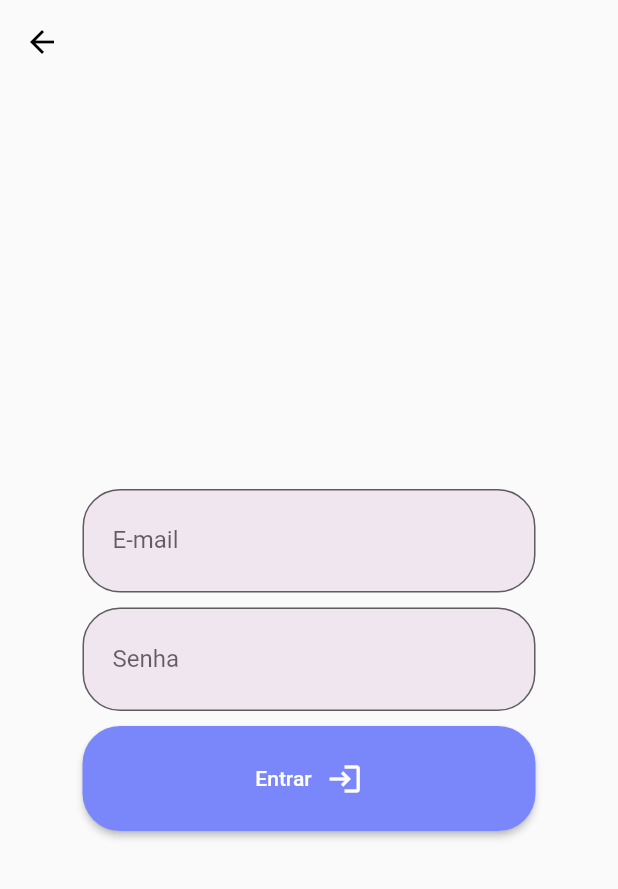
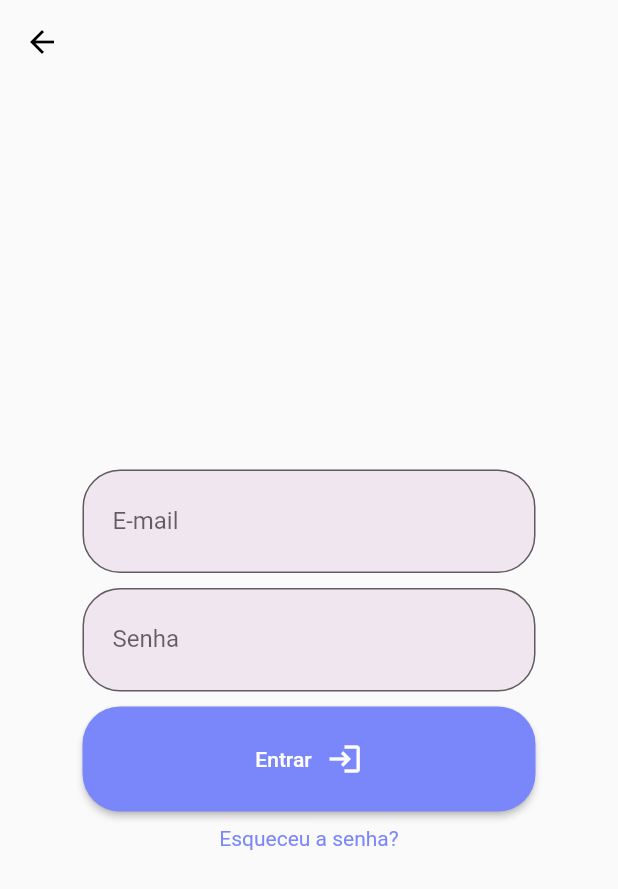
Before and after one commit to NatanBatista/syncrolife, a Flutter app: the screen it shows after launch, after a tap on "Fazer Login", on a phone screen of 412 x 824 dp. Shown: the top 889 px of the screen. Run offline on Flutter 3.47's test engine with Material 2 defaults, Android fonts, the phone set to English and light mode, and no system bars.

Commit message:
Adicionando método de recuperar a senha

```diff
--- a/lib/pages/login/login_page.dart
+++ b/lib/pages/login/login_page.dart
@@ -24,8 +24,7 @@ class LoginPage extends StatelessWidget {
           child: Column(
             mainAxisAlignment: MainAxisAlignment.center,
             children: [
-                const CustomTextField(
-                    label: 'E-mail', fillColor: lavenderBlush),
+              const CustomTextField(label: 'E-mail', fillColor: lavenderBlush),
               const SizedBox(
                 height: 10,
               ),
@@ -45,9 +44,20 @@ class LoginPage extends StatelessWidget {
                   Navigator.pushNamed(context, '/feed');
                 },
                 icone: const Icon(Icons.login),
-                )
+              ),
+              const SizedBox(
+                height: 10,
+              ),
+              GestureDetector(
+                onTap: () => Navigator.pushNamed(context, '/recovery'),
+                child: const Text(
+                  "Esqueceu a senha?",
+                  style: TextStyle(color: cornflowerBlue),
+                ),
+              ),
             ],
-            )),
+          ),
+        ),
       ),
     );
   }
```
Lines whose indentation alone changed are shown as unchanged.
